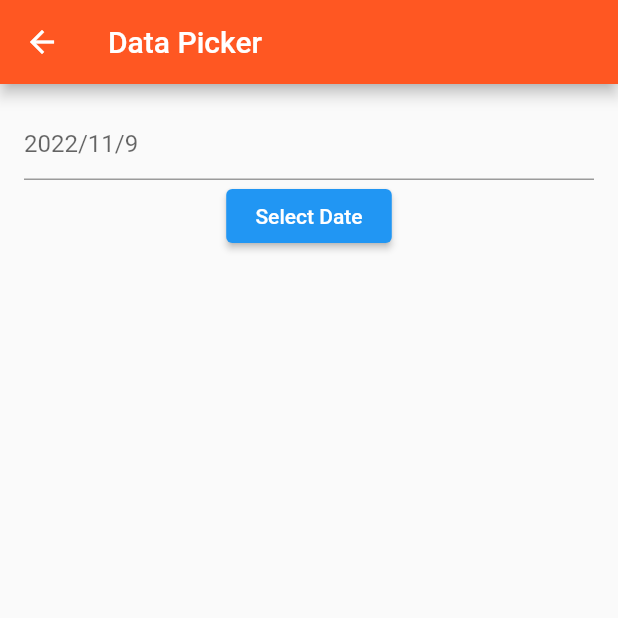
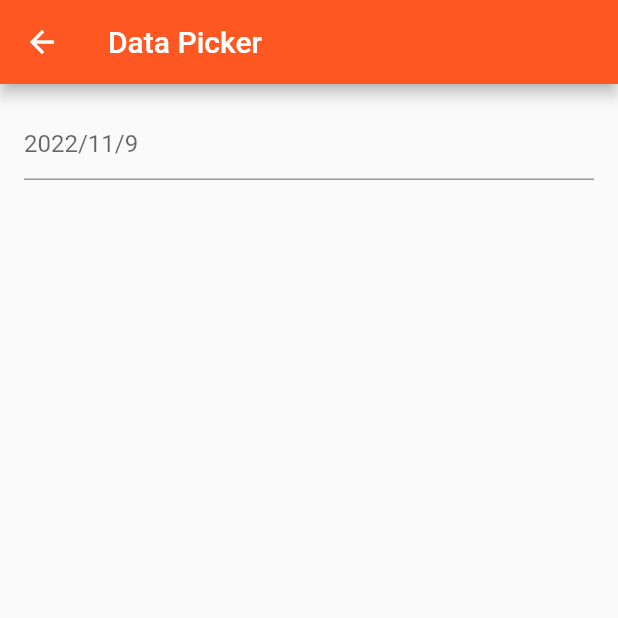
Before and after one commit to MarcoChaccara/APP4, a Flutter app: the SelectionPage screen opened directly, on a phone screen of 412 x 824 dp, the top half of it. Run offline on Flutter 3.47's test engine with Material 2 defaults, Android fonts, the light colour scheme and no system bars; our stand-ins replace google_fonts; network calls fail.

Commit message:
Pagina Selection (version 2)

```diff
--- a/lib/pages/selection_page.dart
+++ b/lib/pages/selection_page.dart
@@ -35,10 +35,7 @@ class _SelectionPageState extends State<SelectionPage> {
                 hintText: '${date.year}/${date.month}/${date.day}',
               ),
 
-            ),
-            ElevatedButton (
-              child : Text ( ' Select Date ' ) ,
-              onPressed : ( ) async {
+              onTap : ( ) async {
                 DateTime? newDate = await showDatePicker (
                   context: context,
                   initialDate: date,
@@ -49,6 +46,7 @@ class _SelectionPageState extends State<SelectionPage> {
                 setState(() => date = newDate);
               },
             ),
+
           ],
         ),
       ),
```
